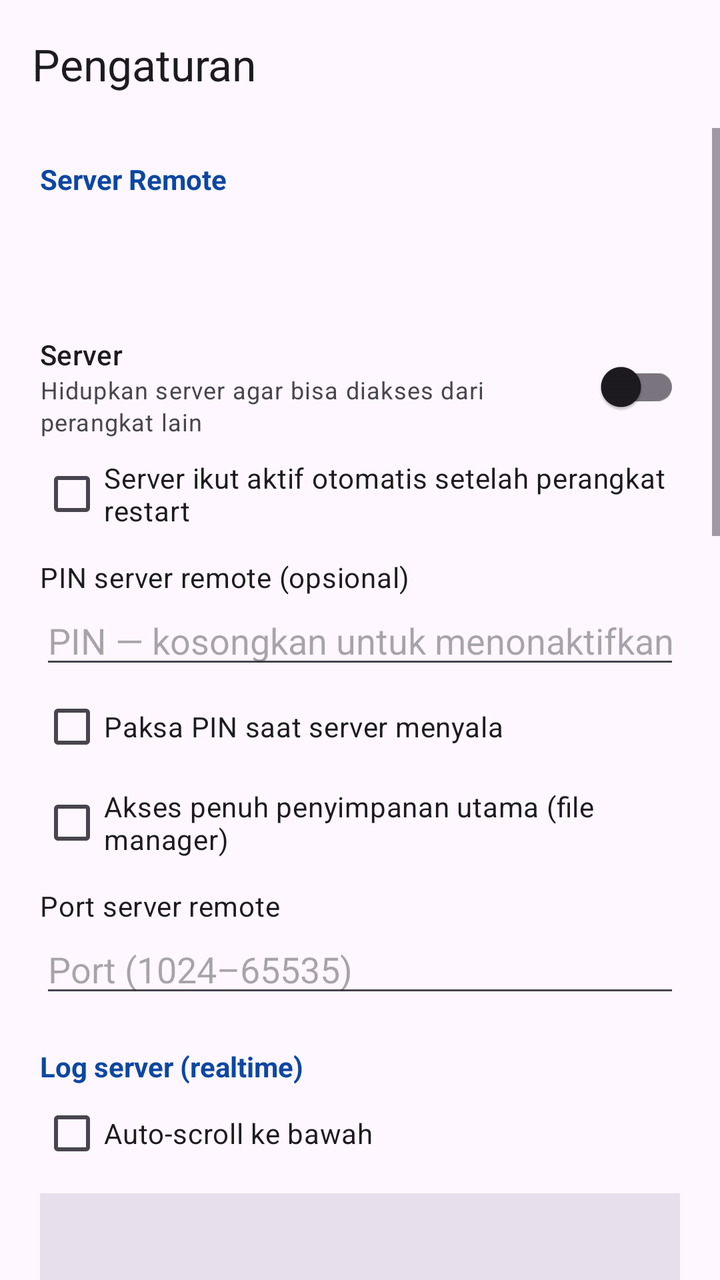
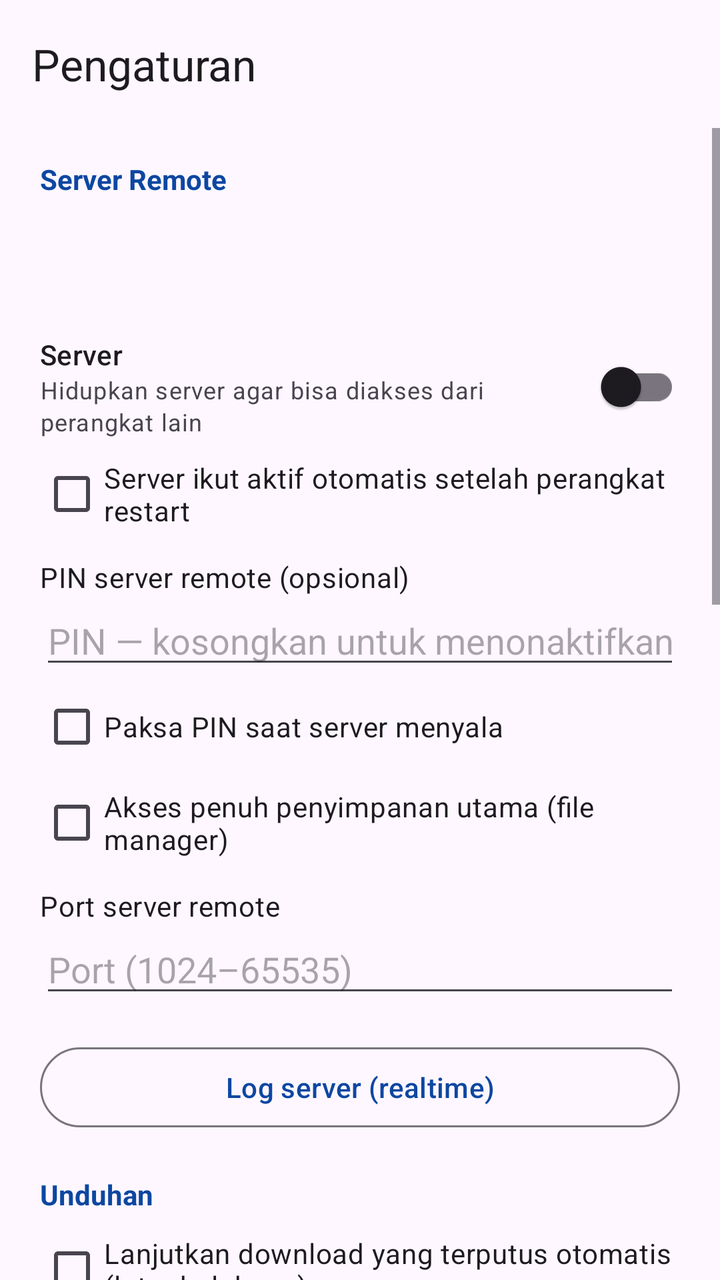

Screens rendered from an Android XML layout before and after an edit, with the pre-edit source and the edit as a unified diff.
<!-- AndroidManifest.xml: activity theme Theme.HttpDownloadManager -->
<!-- res/layout/activity_settings.xml -->
<?xml version="1.0" encoding="utf-8"?>
<LinearLayout xmlns:android="http://schemas.android.com/apk/res/android"
    xmlns:app="http://schemas.android.com/apk/res-auto"
    android:layout_width="match_parent"
    android:layout_height="match_parent"
    android:orientation="vertical">

    <com.google.android.material.appbar.MaterialToolbar
        android:id="@+id/toolbar"
        android:layout_width="match_parent"
        android:layout_height="?attr/actionBarSize"
        app:title="@string/action_settings" />

    <ScrollView
        android:layout_width="match_parent"
        android:layout_height="match_parent"
        android:fillViewport="true">

        <LinearLayout
            android:layout_width="match_parent"
            android:layout_height="wrap_content"
            android:orientation="vertical"
            android:paddingHorizontal="20dp"
            android:paddingBottom="24dp">

            <TextView
                android:layout_width="match_parent"
                android:layout_height="wrap_content"
                android:layout_marginTop="16dp"
                android:text="@string/settings_section_server"
                android:textColor="@color/primary"
                android:textSize="14sp"
                android:textStyle="bold" />

            <TextView
                android:id="@+id/server_status"
                android:layout_width="match_parent"
                android:layout_height="wrap_content"
                android:layout_marginTop="4dp"
                android:textAppearance="?attr/textAppearanceTitleMedium" />

            <Button
                android:id="@+id/storage_btn"
                style="?attr/materialButtonOutlinedStyle"
                android:layout_width="match_parent"
                android:layout_height="wrap_content"
                android:layout_marginTop="10dp"
                android:text="@string/remote_storage_btn"
                android:visibility="gone" />

            <TextView
                android:id="@+id/urls"
                android:layout_width="match_parent"
                android:layout_height="wrap_content"
                android:layout_marginTop="8dp"
                android:textIsSelectable="true"
                android:textAppearance="?attr/textAppearanceBodyMedium" />

            <ImageView
                android:id="@+id/qr"
                android:layout_width="200dp"
                android:layout_height="200dp"
                android:layout_gravity="center_horizontal"
                android:layout_marginTop="12dp"
                android:contentDescription="@string/remote_qr_desc"
                android:visibility="gone" />

            <LinearLayout
                android:layout_width="match_parent"
                android:layout_height="wrap_content"
                android:layout_marginTop="12dp"
                android:gravity="center_vertical"
                android:orientation="horizontal"
                android:paddingVertical="4dp">

                <LinearLayout
                    android:layout_width="0dp"
                    android:layout_height="wrap_content"
                    android:layout_weight="1"
                    android:orientation="vertical">

                    <TextView
                        android:layout_width="wrap_content"
                        android:layout_height="wrap_content"
                        android:text="@string/server_switch"
                        android:textAppearance="?attr/textAppearanceTitleSmall" />

                    <TextView
                        android:layout_width="wrap_content"
                        android:layout_height="wrap_content"
                        android:text="@string/settings_server_background_hint"
                        android:textAppearance="?attr/textAppearanceBodySmall"
                        android:textColor="?android:attr/textColorSecondary" />
                </LinearLayout>

                <androidx.appcompat.widget.SwitchCompat
                    android:id="@+id/server_switch"
                    android:layout_width="wrap_content"
                    android:layout_height="wrap_content" />
            </LinearLayout>

            <CheckBox
                android:id="@+id/check_server_autostart"
                android:layout_width="match_parent"
                android:layout_height="wrap_content"
                android:text="@string/settings_server_autostart" />

            <TextView
                android:layout_width="match_parent"
                android:layout_height="wrap_content"
                android:layout_marginTop="8dp"
                android:text="@string/settings_pin_label"
                android:textAppearance="?attr/textAppearanceBodyMedium" />

            <EditText
                android:id="@+id/input_pin"
                android:layout_width="match_parent"
                android:layout_height="wrap_content"
                android:hint="@string/settings_pin_hint"
                android:inputType="numberPassword"
                android:maxLength="10" />

            <CheckBox
                android:id="@+id/check_pin_enforced"
                android:layout_width="match_parent"
                android:layout_height="wrap_content"
                android:text="@string/settings_pin_enforced" />

            <CheckBox
                android:id="@+id/check_fs_full_access"
                android:layout_width="match_parent"
                android:layout_height="wrap_content"
                android:text="@string/settings_fs_full_access" />

            <TextView
                android:layout_width="match_parent"
                android:layout_height="wrap_content"
                android:layout_marginTop="8dp"
                android:text="@string/settings_port_label"
                android:textAppearance="?attr/textAppearanceBodyMedium" />

            <EditText
                android:id="@+id/input_port"
                android:layout_width="match_parent"
                android:layout_height="wrap_content"
                android:hint="@string/settings_port_hint"
                android:importantForAutofill="no"
                android:inputType="number" />

            <TextView
                android:layout_width="match_parent"
                android:layout_height="wrap_content"
                android:layout_marginTop="20dp"
                android:text="@string/remote_log_label"
                android:textColor="@color/primary"
                android:textSize="14sp"
                android:textStyle="bold" />

            <CheckBox
                android:id="@+id/log_autoscroll"
                android:layout_width="match_parent"
                android:layout_height="wrap_content"
                android:text="@string/remote_log_autoscroll" />

            <ScrollView
                android:id="@+id/log_scroll"
                android:layout_width="match_parent"
                android:layout_height="150dp"
                android:layout_marginTop="6dp"
                android:background="?attr/colorSurfaceVariant"
                android:padding="8dp">

                <TextView
                    android:id="@+id/log"
                    android:layout_width="match_parent"
                    android:layout_height="wrap_content"
                    android:fontFamily="monospace"
                    android:textIsSelectable="true"
                    android:textSize="11sp"
                    android:textColor="?android:attr/textColorPrimary" />
            </ScrollView>

            <LinearLayout
                android:layout_width="match_parent"
                android:layout_height="wrap_content"
                android:layout_marginTop="8dp"
                android:orientation="horizontal">

                <Button
                    android:id="@+id/log_copy"
                    style="?attr/materialButtonOutlinedStyle"
                    android:layout_width="0dp"
                    android:layout_height="wrap_content"
                    android:layout_weight="1"
                    android:text="@string/remote_log_copy" />

                <Button
                    android:id="@+id/log_clear"
                    style="?attr/materialButtonOutlinedStyle"
                    android:layout_width="0dp"
                    android:layout_height="wrap_content"
                    android:layout_marginStart="8dp"
                    android:layout_weight="1"
                    android:text="@string/remote_log_clear" />
            </LinearLayout>

            <TextView
                android:layout_width="match_parent"
                android:layout_height="wrap_content"
                android:layout_marginTop="20dp"
                android:text="@string/settings_section_download"
                android:textColor="@color/primary"
                android:textSize="14sp"
                android:textStyle="bold" />

            <CheckBox
                android:id="@+id/check_background"
                android:layout_width="match_parent"
                android:layout_height="wrap_content"
                android:layout_marginTop="4dp"
                android:text="@string/settings_background" />

            <CheckBox
                android:id="@+id/check_autostart"
                android:layout_width="match_parent"
                android:layout_height="wrap_content"
                android:text="@string/settings_autostart" />

            <CheckBox
                android:id="@+id/check_auto_sort"
                android:layout_width="match_parent"
                android:layout_height="wrap_content"
                android:text="@string/settings_auto_sort" />

            <CheckBox
                android:id="@+id/check_small_first"
                android:layout_width="match_parent"
                android:layout_height="wrap_content"
                android:text="@string/settings_small_first" />

            <CheckBox
                android:id="@+id/check_battery"
                android:layout_width="match_parent"
                android:layout_height="wrap_content"
                android:text="@string/settings_battery" />

            <CheckBox
                android:id="@+id/check_delete_partial"
                android:layout_width="match_parent"
                android:layout_height="wrap_content"
                android:text="@string/settings_delete_partial_on_cancel" />

            <TextView
                android:layout_width="match_parent"
                android:layout_height="wrap_content"
                android:layout_marginTop="12dp"
                android:text="@string/settings_concurrent"
                android:textAppearance="?attr/textAppearanceBodyMedium" />

            <Spinner
                android:id="@+id/spinner_concurrent"
                android:layout_width="match_parent"
                android:layout_height="wrap_content" />

            <TextView
                android:layout_width="match_parent"
                android:layout_height="wrap_content"
                android:layout_marginTop="8dp"
                android:text="@string/settings_speed_limit"
                android:textAppearance="?attr/textAppearanceBodyMedium" />

            <Spinner
                android:id="@+id/spinner_speed"
                android:layout_width="match_parent"
                android:layout_height="wrap_content" />

            <TextView
                android:layout_width="match_parent"
                android:layout_height="wrap_content"
                android:layout_marginTop="8dp"
                android:text="@string/settings_retry"
                android:textAppearance="?attr/textAppearanceBodyMedium" />

            <Spinner
                android:id="@+id/spinner_retry"
                android:layout_width="match_parent"
                android:layout_height="wrap_content" />

            <TextView
                android:layout_width="match_parent"
                android:layout_height="wrap_content"
                android:layout_marginTop="8dp"
                android:text="@string/settings_segments"
                android:textAppearance="?attr/textAppearanceBodyMedium" />

            <Spinner
                android:id="@+id/spinner_segments"
                android:layout_width="match_parent"
                android:layout_height="wrap_content" />

            <TextView
                android:layout_width="match_parent"
                android:layout_height="wrap_content"
                android:layout_marginTop="20dp"
                android:text="@string/settings_section_storage"
                android:textColor="@color/primary"
                android:textSize="14sp"
                android:textStyle="bold" />

            <include
                layout="@layout/view_storage_section" />

            <Button
                android:id="@+id/btn_save"
                android:layout_width="match_parent"
                android:layout_height="wrap_content"
                android:layout_marginTop="20dp"
                android:text="@string/save" />
        </LinearLayout>
    </ScrollView>
</LinearLayout>
<!-- res/layout/view_storage_section.xml (included above) -->
<?xml version="1.0" encoding="utf-8"?>
<LinearLayout xmlns:android="http://schemas.android.com/apk/res/android"
    android:layout_width="match_parent"
    android:layout_height="wrap_content"
    android:orientation="vertical">

    <TextView
        android:layout_width="match_parent"
        android:layout_height="wrap_content"
        android:layout_marginTop="16dp"
        android:text="@string/settings_storage_label"
        android:textAppearance="?attr/textAppearanceBodyMedium" />

    <TextView
        android:id="@+id/current_storage"
        android:layout_width="match_parent"
        android:layout_height="wrap_content"
        android:layout_marginTop="4dp"
        android:textColor="@color/text_secondary"
        android:textSize="13sp" />

    <EditText
        android:id="@+id/input_storage_path"
        android:layout_width="match_parent"
        android:layout_height="wrap_content"
        android:layout_marginTop="8dp"
        android:hint="@string/storage_text_folder_hint"
        android:importantForAutofill="no"
        android:inputType="text"
        android:maxLines="2" />

    <Button
        android:id="@+id/btn_pick_storage"
        android:layout_width="match_parent"
        android:layout_height="wrap_content"
        android:layout_marginTop="8dp"
        android:text="@string/storage_choose_folder" />

    <Button
        android:id="@+id/btn_reset_storage"
        android:layout_width="match_parent"
        android:layout_height="wrap_content"
        android:layout_marginTop="8dp"
        android:text="@string/storage_use_default" />
</LinearLayout>
<!-- resources referenced by this layout -->
<resources>
  <color name="primary">#0D47A1</color>
  <color name="text_secondary">#757575</color>
  <string name="action_settings">Pengaturan</string>
  <string name="remote_log_autoscroll">Auto-scroll ke bawah</string>
  <string name="remote_log_clear">Bersihkan</string>
  <string name="remote_log_copy">Salin</string>
  <string name="remote_log_label">Log server (realtime)</string>
  <string name="remote_qr_desc">Alamat remote server (QR)</string>
  <string name="remote_storage_btn">Aktifkan akses file (izin penyimpanan)</string>
  <string name="save">Simpan</string>
  <string name="server_switch">Server</string>
  <string name="settings_auto_sort">Pindahkan otomatis ke subfolder sesuai tipe (Video/Foto)</string>
  <string name="settings_autostart">Mulai otomatis saat perangkat boot</string>
  <string name="settings_background">Lanjutkan download yang terputus otomatis (latar belakang)</string>
  <string name="settings_battery">Tanpa optimasi baterai (download tetap jalan di latar belakang)</string>
  <string name="settings_concurrent">Unduhan bersamaan (antrean)</string>
  <string name="settings_delete_partial_on_cancel">Hapus file parsial saat dibatalkan</string>
  <string name="settings_fs_full_access">Akses penuh penyimpanan utama (file manager)</string>
  <string name="settings_pin_enforced">Paksa PIN saat server menyala</string>
  <string name="settings_pin_hint">PIN — kosongkan untuk menonaktifkan</string>
  <string name="settings_pin_label">PIN server remote (opsional)</string>
  <string name="settings_port_hint">Port (1024–65535)</string>
  <string name="settings_port_label">Port server remote</string>
  <string name="settings_retry">Percobaan ulang saat gagal</string>
  <string name="settings_section_download">Unduhan</string>
  <string name="settings_section_server">Server Remote</string>
  <string name="settings_section_storage">Penyimpanan</string>
  <string name="settings_segments">Segmen paralel per download</string>
  <string name="settings_server_autostart">Server ikut aktif otomatis setelah perangkat restart</string>
  <string name="settings_server_background_hint">Hidupkan server agar bisa diakses dari perangkat lain</string>
  <string name="settings_small_first">Unduh file kecil lebih dulu (antrean pintar)</string>
  <string name="settings_speed_limit">Batas kecepatan</string>
  <string name="settings_storage_label">Penyimpanan (folder tujuan)</string>
  <string name="storage_choose_folder">Pilih folder…</string>
  <string name="storage_text_folder_hint">Path folder (contoh: /storage/emulated/0/Download)</string>
  <string name="storage_use_default">Pakai default</string>
  <style name="Theme.HttpDownloadManager" parent="Theme.Material3.DayNight.NoActionBar">
          <item name="colorPrimary">@color/primary</item>
          <item name="colorPrimaryDark">@color/primary_dark</item>
          <item name="colorAccent">@color/accent</item>
      </style>
  <color name="primary_dark">#002171</color>
  <color name="accent">#FF6F00</color>
</resources>

<!-- the commit's change to res/layout/activity_settings.xml (unified diff, before → after) -->
@@ -147,62 +147,13 @@
                 android:importantForAutofill="no"
                 android:inputType="number" />
 
-            <TextView
-                android:layout_width="match_parent"
-                android:layout_height="wrap_content"
-                android:layout_marginTop="20dp"
-                android:text="@string/remote_log_label"
-                android:textColor="@color/primary"
-                android:textSize="14sp"
-                android:textStyle="bold" />
-
-            <CheckBox
-                android:id="@+id/log_autoscroll"
-                android:layout_width="match_parent"
-                android:layout_height="wrap_content"
-                android:text="@string/remote_log_autoscroll" />
-
-            <ScrollView
-                android:id="@+id/log_scroll"
-                android:layout_width="match_parent"
-                android:layout_height="150dp"
-                android:layout_marginTop="6dp"
-                android:background="?attr/colorSurfaceVariant"
-                android:padding="8dp">
-
-                <TextView
-                    android:id="@+id/log"
-                    android:layout_width="match_parent"
-                    android:layout_height="wrap_content"
-                    android:fontFamily="monospace"
-                    android:textIsSelectable="true"
-                    android:textSize="11sp"
-                    android:textColor="?android:attr/textColorPrimary" />
-            </ScrollView>
-
-            <LinearLayout
-                android:layout_width="match_parent"
-                android:layout_height="wrap_content"
-                android:layout_marginTop="8dp"
-                android:orientation="horizontal">
-
-                <Button
-                    android:id="@+id/log_copy"
-                    style="?attr/materialButtonOutlinedStyle"
-                    android:layout_width="0dp"
-                    android:layout_height="wrap_content"
-                    android:layout_weight="1"
-                    android:text="@string/remote_log_copy" />
-
-                <Button
-                    android:id="@+id/log_clear"
-                    style="?attr/materialButtonOutlinedStyle"
-                    android:layout_width="0dp"
-                    android:layout_height="wrap_content"
-                    android:layout_marginStart="8dp"
-                    android:layout_weight="1"
-                    android:text="@string/remote_log_clear" />
-            </LinearLayout>
+            <Button
+                android:id="@+id/btn_log"
+                style="?attr/materialButtonOutlinedStyle"
+                android:layout_width="match_parent"
+                android:layout_height="wrap_content"
+                android:layout_marginTop="16dp"
+                android:text="@string/remote_log_label" />
 
             <TextView
                 android:layout_width="match_parent"
<!-- resource entries referenced after the edit -->
@@ -3,9 +3,6 @@
   <color name="primary">#0D47A1</color>
   <color name="text_secondary">#757575</color>
   <string name="action_settings">Pengaturan</string>
-  <string name="remote_log_autoscroll">Auto-scroll ke bawah</string>
-  <string name="remote_log_clear">Bersihkan</string>
-  <string name="remote_log_copy">Salin</string>
   <string name="remote_log_label">Log server (realtime)</string>
   <string name="remote_qr_desc">Alamat remote server (QR)</string>
   <string name="remote_storage_btn">Aktifkan akses file (izin penyimpanan)</string>
